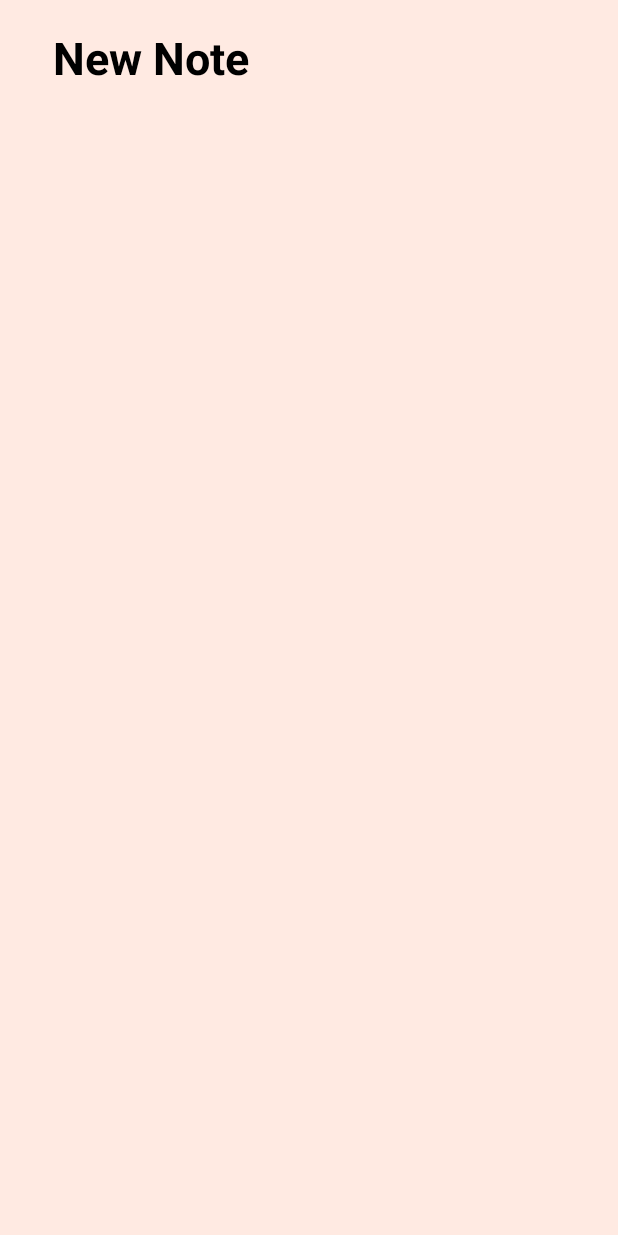
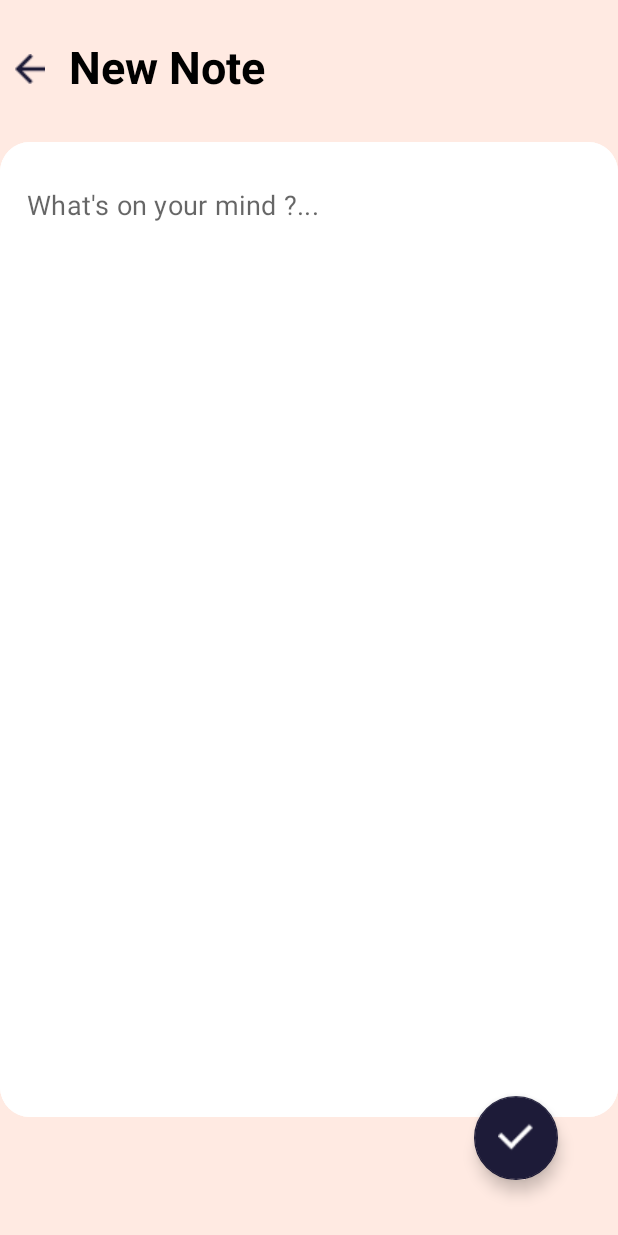
Before and after one commit to ArindamTosh/byteNotes, an Android app: the screen it shows after launch (writeNote before the commit, WriteNote after it), after a tap on an icon or button, on a phone screen of 412 x 824 dp. Run offline under Robolectric (Android 15) with nearby library versions, the phone set to English and light mode, and no system bars.

Commit message:
ByteNotes Working - v2

```diff
--- a/app/src/main/AndroidManifest.xml
+++ b/app/src/main/AndroidManifest.xml
@@ -9,7 +9,8 @@
         android:roundIcon="@mipmap/ic_launcher_round"
         android:supportsRtl="true"
         android:theme="@style/AppTheme">
-        <activity android:name=".writeNote"></activity>
+        <activity android:name=".WriteNote"></activity>
+
         <activity android:name=".MainActivity">
             <intent-filter>
                 <action android:name="android.intent.action.MAIN" />
--- a/app/src/main/java/com/example/bytenotes/MainActivity.java
+++ b/app/src/main/java/com/example/bytenotes/MainActivity.java
@@ -3,20 +3,39 @@ package com.example.bytenotes;
 import androidx.appcompat.app.AppCompatActivity;
 
 import android.content.Intent;
+import android.database.Cursor;
+import android.database.sqlite.SQLiteDatabase;
 import android.os.Bundle;
+import android.util.Log;
 import android.view.View;
 
 public class MainActivity extends AppCompatActivity {
+    myCoreDatabase mcd;
+
 
     @Override
     protected void onCreate(Bundle savedInstanceState) {
         super.onCreate(savedInstanceState);
         setContentView(R.layout.activity_main);
+
+        mcd = new myCoreDatabase(this);
+mcd.getAll();
+
     }
+
+   /* void readData(){
+        mcd = new myCoreDatabase(this);
+        SQLiteDatabase sql= mcd.getReadableDatabase();
+        String projection[]={"n_id","note"};
+        Cursor c1= sql.query("notes",projection,"note",null,null,null,null);
+        Cursor c2= sql.query("notes",projection,"note",null,null,null,null);
+
+    }*/
+
 
     public void writeNote(View view) {
 
-        Intent i1= new Intent(this,writeNote.class);
+        Intent i1= new Intent(this, WriteNote.class);
         startActivity(i1);
     }
 }
--- /dev/null
+++ b/app/src/main/java/com/example/bytenotes/WriteNote.java
@@ -0,0 +1,64 @@
+package com.example.bytenotes;
+
+import androidx.appcompat.app.AppCompatActivity;
+
+import android.content.ContentValues;
+import android.content.Intent;
+import android.database.sqlite.SQLiteDatabase;
+import android.os.Bundle;
+import android.view.View;
+import android.widget.TextView;
+
+public class WriteNote extends AppCompatActivity {
+
+    TextView note;
+    myCoreDatabase mcd;
+
+    @Override
+    protected void onCreate(Bundle savedInstanceState) {
+        super.onCreate(savedInstanceState);
+        setContentView(R.layout.activity_write_note);
+
+        mcd=new myCoreDatabase(this);
+        note=(TextView)findViewById(R.id.note_data);
+    }
+
+    public void back(View view) {
+        //If note data is null execute intent go back to main page
+        String s1= note.getText().toString();
+        if(s1.equals("")) {
+            Intent i1 = new Intent(this, MainActivity.class);
+            startActivity(i1);
+            kill_activity();
+        }else{
+
+
+            // Perform database operations save data and get back to main activity
+
+            SQLiteDatabase sql= mcd.getWritableDatabase();
+
+            ContentValues cv = new ContentValues();
+
+            cv.put("note",s1);
+            sql.insert("mynotes",null,cv);
+
+            //then go back to main activity or home
+
+            Intent i1 = new Intent(this, MainActivity.class);
+            startActivity(i1);
+            kill_activity();
+
+
+
+
+
+
+
+
+        }
+    }
+    void kill_activity()
+    {
+        finish();
+    }
+}
--- /dev/null
+++ b/app/src/main/java/com/example/bytenotes/myCoreDatabase.java
@@ -0,0 +1,66 @@
+package com.example.bytenotes;
+
+import android.content.Context;
+import android.database.Cursor;
+import android.database.sqlite.SQLiteDatabase;
+import android.database.sqlite.SQLiteOpenHelper;
+import android.util.Log;
+
+import java.util.ArrayList;
+
+public class myCoreDatabase extends SQLiteOpenHelper {
+
+    SQLiteDatabase myDb;
+    Context ctx;
+
+
+    public myCoreDatabase(Context context) {
+        super(context, "mynotes.db", null, 1);
+        ctx=context;
+    }
+
+    @Override
+    public void onCreate(SQLiteDatabase sqLiteDatabase) {
+        sqLiteDatabase.execSQL("create table mynotes(n_id integer primary key autoincrement, note text )");
+
+    }
+
+    @Override
+    public void onUpgrade(SQLiteDatabase sqLiteDatabase, int i, int i1) {
+        sqLiteDatabase.execSQL("drop table if exists mynotes");
+        onCreate(sqLiteDatabase);
+
+    }
+public String getAll(){
+        myDb= getReadableDatabase();
+        Cursor cr=myDb.rawQuery("Select * from mynotes",null);
+        StringBuilder str=new StringBuilder();
+        while (cr.moveToNext()){
+            String s1= cr.getString(1);
+            String s2= cr.getString(1);
+            str.append(s1+"               "+s2+"\n");
+
+
+            ArrayList<String> notesArray = new ArrayList<String>();
+            while (cr.moveToNext()){
+                String s= cr.getString(1);
+                notesArray.add(s);
+                Log.i("Data:","Added");
+
+            }
+
+            for (int i = 0; i < notesArray.size(); i++) {
+                System.out.println(notesArray.get(i));
+            }
+
+            Log.i("Strings:-",notesArray.toString());
+           // Toast.makeText(ctx,str.toString(),Toast.LENGTH_SHORT).show();
+
+
+
+    }
+
+    return null;
+}
+
+}
--- a/app/src/main/java/com/example/bytenotes/writeNote.java
+++ /dev/null
@@ -1,14 +0,0 @@
-package com.example.bytenotes;
-
-import androidx.appcompat.app.AppCompatActivity;
-
-import android.os.Bundle;
-
-public class writeNote extends AppCompatActivity {
-
-    @Override
-    protected void onCreate(Bundle savedInstanceState) {
-        super.onCreate(savedInstanceState);
-        setContentView(R.layout.activity_write_note);
-    }
-}
--- /dev/null
+++ b/app/src/main/res/drawable/roundedrectangle.xml
@@ -0,0 +1,6 @@
+<?xml version="1.0" encoding="utf-8"?>
+<shape xmlns:android="http://schemas.android.com/apk/res/android" android:shape="rectangle">
+    <solid android:color="@color/colorPrimary"/>
+    <corners android:radius="5dp"/>
+
+</shape>
--- a/app/src/main/res/layout/activity_write_note.xml
+++ b/app/src/main/res/layout/activity_write_note.xml
@@ -5,48 +5,90 @@
     android:layout_width="match_parent"
     android:layout_height="match_parent"
     android:background="#FFEAE2"
-    tools:context=".writeNote">
+    tools:context=".WriteNote">
+
+    <ImageView
+        android:id="@+id/backButton3"
+        android:layout_width="wrap_content"
+        android:layout_height="wrap_content"
+        android:layout_marginStart="10dp"
+        android:layout_marginTop="36dp"
+        app:layout_constraintStart_toStartOf="parent"
+        app:layout_constraintTop_toTopOf="parent"
+        app:srcCompat="@drawable/back"
+        android:onClick="back"/>
 
     <TextView
-        android:id="@+id/header2"
+        android:id="@+id/header4"
         android:layout_width="wrap_content"
         android:layout_height="wrap_content"
-        android:layout_marginStart="35dp"
-        android:layout_marginTop="18dp"
+        android:layout_marginStart="16dp"
+        android:layout_marginTop="24dp"
         android:text="New Note"
         android:textColor="#000000"
         android:textSize="30sp"
         android:textStyle="bold"
-        app:layout_constraintStart_toStartOf="parent"
+        app:layout_constraintStart_toEndOf="@+id/backButton3"
         app:layout_constraintTop_toTopOf="parent" />
 
+    <ImageView
+        android:id="@+id/imageView"
+        android:layout_width="match_parent"
+        android:layout_height="650dp"
+        android:layout_marginTop="30dp"
+        android:background="@drawable/rounded_rectangle"
+        app:layout_constraintEnd_toEndOf="parent"
+        app:layout_constraintStart_toStartOf="parent"
+        app:layout_constraintTop_toBottomOf="@+id/header4"
+        app:srcCompat="@drawable/rounded_rectangle" />
+
     <androidx.constraintlayout.widget.ConstraintLayout
-        android:id="@+id/cl2"
+        android:layout_width="match_parent"
+        android:layout_height="650dp"
+        app:layout_constraintEnd_toEndOf="parent"
+        app:layout_constraintTop_toBottomOf="@+id/header4">
+
+        <ScrollView
+            android:layout_width="match_parent"
+            android:layout_height="900dp"
+            android:layout_marginTop="40dp"
+            app:layout_constraintEnd_toEndOf="parent"
+            app:layout_constraintStart_toStartOf="parent"
+            app:layout_constraintTop_toTopOf="parent">
+
+            <LinearLayout
+                android:layout_width="match_parent"
+                android:layout_height="wrap_content"
+                android:orientation="vertical"
+                android:padding="2dp">
+
+                <EditText
+                    android:id="@+id/note_data"
+                    style="@style/Base.Widget.MaterialComponents.TextInputEditText"
+                    android:layout_width="match_parent"
+                    android:layout_height="800dp"
+                    android:ems="10"
+                    android:gravity="start|top"
+                    android:hint="What's on your mind ?..."
+                    android:inputType="textMultiLine"
+                    android:textSize="18sp" />
+            </LinearLayout>
+        </ScrollView>
+    </androidx.constraintlayout.widget.ConstraintLayout>
+
+    <com.google.android.material.floatingactionbutton.FloatingActionButton
+        android:id="@+id/saveFab2"
+        android:onClick="back"
         android:layout_width="wrap_content"
-        android:layout_height="588dp"
-        android:layout_marginEnd="3dp"
+        android:layout_height="wrap_content"
+        android:layout_marginEnd="40dp"
+        android:layout_marginBottom="37dp"
+        android:clickable="true"
+        android:elevation="20dp"
+        android:scaleType="center"
+        app:backgroundTint="@color/colorDark"
+        app:fabSize="normal"
         app:layout_constraintBottom_toBottomOf="parent"
         app:layout_constraintEnd_toEndOf="parent"
-        app:layout_constraintStart_toStartOf="parent">
-
-        <EditText
-            android:id="@+id/editTextTextMultiLine"
-            style="@style/Base.Widget.MaterialComponents.TextInputEditText"
-            android:layout_width="360dp"
-            android:layout_height="557dp"
-            android:layout_marginStart="24dp"
-            android:layout_marginTop="3dp"
-            android:layout_marginEnd="24dp"
-            android:layout_marginBottom="29dp"
-            android:ems="10"
-            android:gravity="start|top"
-            android:inputType="textMultiLine"
-            app:layout_constraintBottom_toBottomOf="parent"
-            app:layout_constraintEnd_toEndOf="parent"
-            app:layout_constraintHorizontal_bias="0.666"
-            app:layout_constraintStart_toStartOf="parent"
-            app:layout_constraintTop_toTopOf="parent" />
-
-    </androidx.constraintlayout.widget.ConstraintLayout>
-
+        app:srcCompat="@drawable/yes" />
 </androidx.constraintlayout.widget.ConstraintLayout>
--- a/app/src/main/res/values/strings.xml
+++ b/app/src/main/res/values/strings.xml
@@ -1,5 +1,5 @@
 <resources>
     <string name="app_name">ByteNotes</string>
-    <!-- TODO: Remove or change this placeholder text -->
-    <string name="hello_blank_fragment">Hello blank fragment</string>
+
+
 </resources>
```
Also changed, not shown: app/src/main/res/layout/activity_main.xml (+34 -5 lines), app/src/main/res/layout/my_row.xml (added, +45 -0 lines), app/src/main/res/drawable-v24/back.png (added), app/src/main/res/drawable-v24/bookmark.png (added), app/src/main/res/drawable-v24/search.png (added), app/src/main/res/drawable-v24/yes.png (added).
